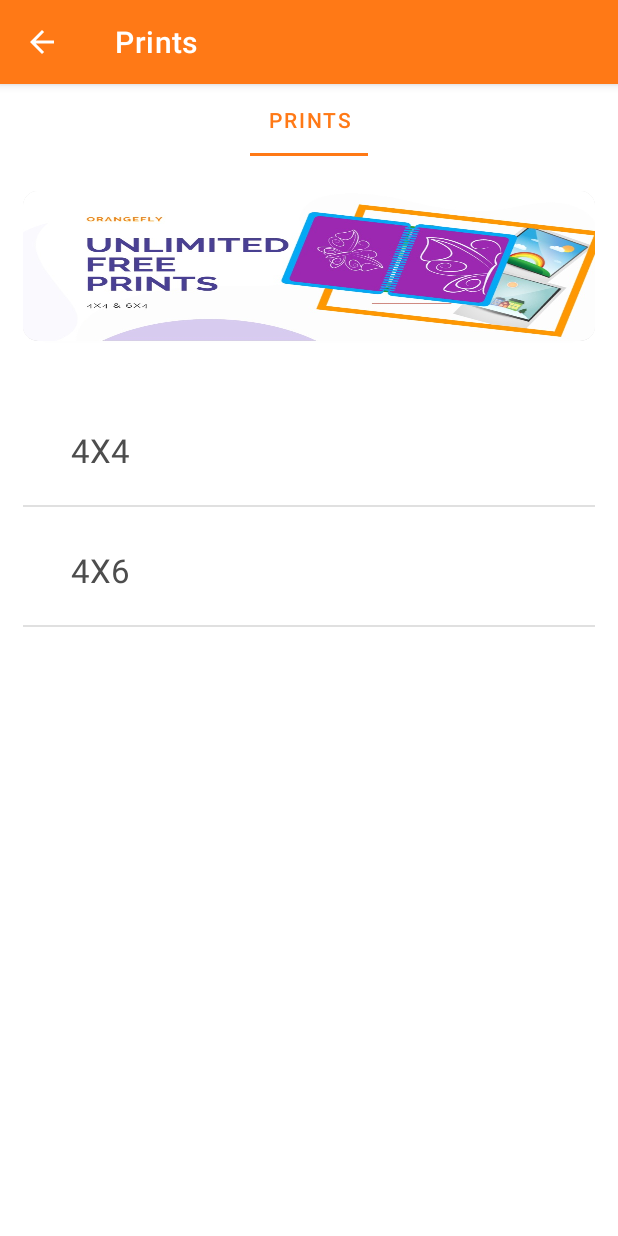
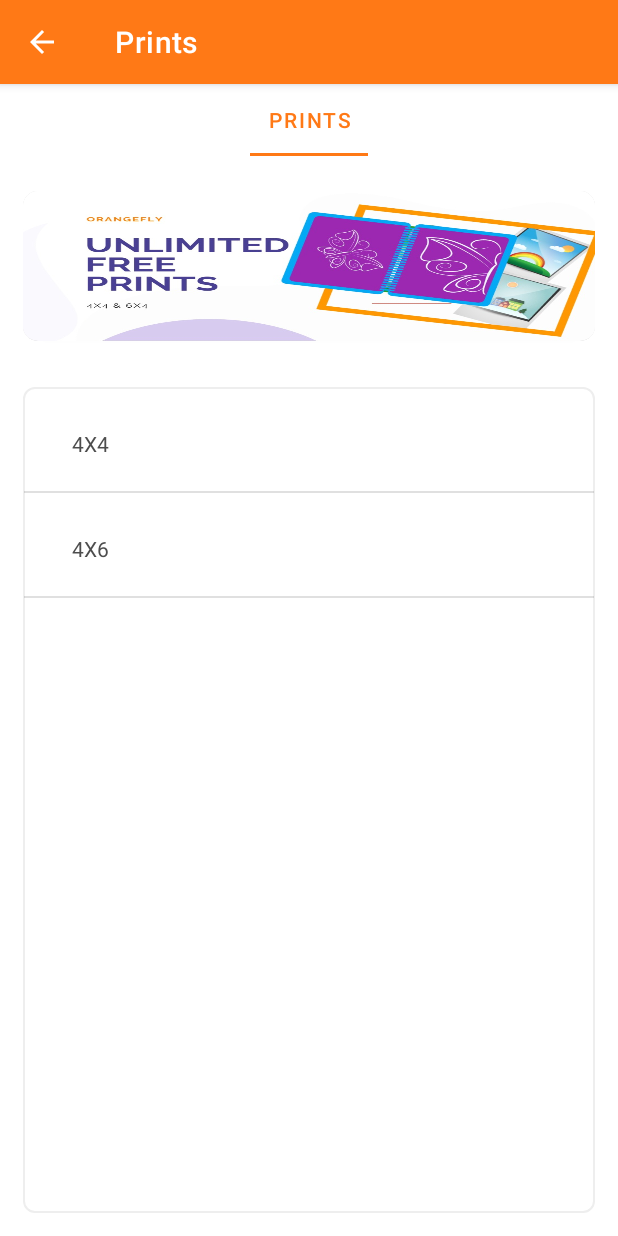
Before and after one commit to Apprail/orangefly, an Android app: the screen it shows after launch (AnotherActivity), after a tap on "Prints", on a phone screen of 412 x 824 dp. Run offline under Robolectric (Android 15) with nearby library versions, the light colour scheme and no system bars; our stand-ins replace navigation-ui; libraries missing offline, so code that uses them is left out: com.smarteist.autoimageslider; pictures from the network do not load; 7 statements that could not run were skipped.

Commit message:
fix the duplicate image in gridview adapter

```diff
--- a/app/src/main/java/com/example/orangefly/ui/prints/PrintFragment.java
+++ b/app/src/main/java/com/example/orangefly/ui/prints/PrintFragment.java
@@ -36,14 +36,12 @@
 //        tabLayout.addTab(tabLayout.newTab().setText("Albums"));
 //        tabLayout.addTab(tabLayout.newTab().setText("Favourites"));
 //        tabLayout.addTab(tabLayout.newTab().setText("Memories"));
-        tabLayout.setTabGravity(TabLayout.GRAVITY_FILL);
+
 
         //Initializing viewPager
         viewPager = root.findViewById(R.id.prints_pager);
         adapter = new Prints_Pager(getParentFragmentManager() , tabLayout.getTabCount());
-
-
-        viewPagerLayout.setVisibility(View.VISIBLE);
+        //viewPagerLayout.setVisibility(View.VISIBLE);
         viewPager.setAdapter(adapter);
         viewPager.addOnPageChangeListener(new TabLayout.TabLayoutOnPageChangeListener(tabLayout));
 
@@ -55,7 +53,7 @@
             tabLayout.setTabMode(TabLayout.MODE_SCROLLABLE);
             tabLayout.setTabIndicatorFullWidth(false);
         }
-
+        tabLayout.setTabGravity(TabLayout.GRAVITY_FILL);
         tabLayout.addOnTabSelectedListener(new TabLayout.OnTabSelectedListener() {
             @Override
             public void onTabSelected(TabLayout.Tab tab) {
--- a/app/src/main/java/com/example/orangefly/ui/store/CustomGridViewActivity.java
+++ b/app/src/main/java/com/example/orangefly/ui/store/CustomGridViewActivity.java
@@ -46,22 +46,22 @@
 
     @Override
     public View getView(int i, View convertView, ViewGroup parent) {
-        View gridViewAndroid;
+        //View gridViewAndroid;
         LayoutInflater inflater = (LayoutInflater) mContext
                 .getSystemService(Context.LAYOUT_INFLATER_SERVICE);
 
         if (convertView == null) {
+            //gridViewAndroid = new View(mContext);
+            convertView = inflater.inflate(R.layout.store_grid_single, null);
+        }
+        TextView textViewAndroid = (TextView) convertView.findViewById(R.id.grid_text);
+        ImageView imageViewAndroid = (ImageView) convertView.findViewById(R.id.grid_image);
+        textViewAndroid.setText(gridViewString[i]);
+        imageViewAndroid.setImageResource(gridViewImageId[i]);
+//        else {
+//            gridViewAndroid = (View) convertView;
+//        }
 
-            gridViewAndroid = new View(mContext);
-            gridViewAndroid = inflater.inflate(R.layout.store_grid_single, null);
-            TextView textViewAndroid = (TextView) gridViewAndroid.findViewById(R.id.grid_text);
-            ImageView imageViewAndroid = (ImageView) gridViewAndroid.findViewById(R.id.grid_image);
-            textViewAndroid.setText(gridViewString[i]);
-            imageViewAndroid.setImageResource(gridViewImageId[i]);
-        } else {
-            gridViewAndroid = (View) convertView;
-        }
-
-        return gridViewAndroid;
+        return convertView;
     }
 }
--- a/app/src/main/res/drawable/rounded_corners.xml
+++ b/app/src/main/res/drawable/rounded_corners.xml
@@ -2,7 +2,7 @@
 <shape xmlns:android="http://schemas.android.com/apk/res/android">
     <solid android:color="#ffffffff"/>
 
-    <stroke android:width="3dp"
+    <stroke android:width="1dp"
         android:color="@color/white_greyish" />
 
     <padding android:left="1dp"
--- a/app/src/main/res/layout/account_list.xml
+++ b/app/src/main/res/layout/account_list.xml
@@ -19,7 +19,6 @@
         android:layout_width="wrap_content"
         android:layout_height="wrap_content"
         android:text="Medium Text"
-        android:textStyle="bold"
         android:textAppearance="?android:attr/textAppearanceMedium"
         android:layout_marginLeft="10dp"
         android:layout_marginTop="5dp"
--- a/app/src/main/res/layout/fragment_prints_tab.xml
+++ b/app/src/main/res/layout/fragment_prints_tab.xml
@@ -6,13 +6,12 @@
     android:orientation="vertical">
 
     <androidx.cardview.widget.CardView
-        xmlns:android="http://schemas.android.com/apk/res/android"
         android:layout_width="match_parent"
         android:layout_height="wrap_content"
         xmlns:app="http://schemas.android.com/apk/res-auto"
         app:cardCornerRadius="10dp"
         android:layout_margin="15dp"
-        android:elevation="0dp">
+        >
 
         <ImageView
             android:id="@+id/banner_img"
@@ -30,7 +29,7 @@
         android:layout_width="match_parent"
         android:layout_height="match_parent"
         android:layout_margin="15dp"
-        >
+        android:background="@drawable/rounded_corners">
 
     </ListView>
 
--- a/app/src/main/res/layout/prints_listview.xml
+++ b/app/src/main/res/layout/prints_listview.xml
@@ -20,7 +20,7 @@
             android:layout_width="wrap_content"
             android:layout_height="wrap_content"
             android:text="4X4"
-            android:textAppearance="?android:attr/textAppearanceLarge"
+            android:textAppearance="?android:attr/textAppearanceSmall"
             android:layout_marginLeft="10dp"
             android:layout_marginTop="5dp"
             android:padding="2dp"
--- a/app/src/main/res/values/strings.xml
+++ b/app/src/main/res/values/strings.xml
@@ -7,6 +7,7 @@
     <string name="title_cart">Cart</string>
     <string name="title_home">All Categories</string>
     <string name="registered_email_id">Please enter your Registered Email Id below : </string>
+    <string name="forget_otp">Please enter OTP</string>
     <string name="email">Email Id</string>
     <string name="submit">Submit</string>
     <string name="hint_email">Email</string>
```
Also changed, not shown: app/src/main/res/layout/fragment_forget_password.xml (+17 -0 lines).
